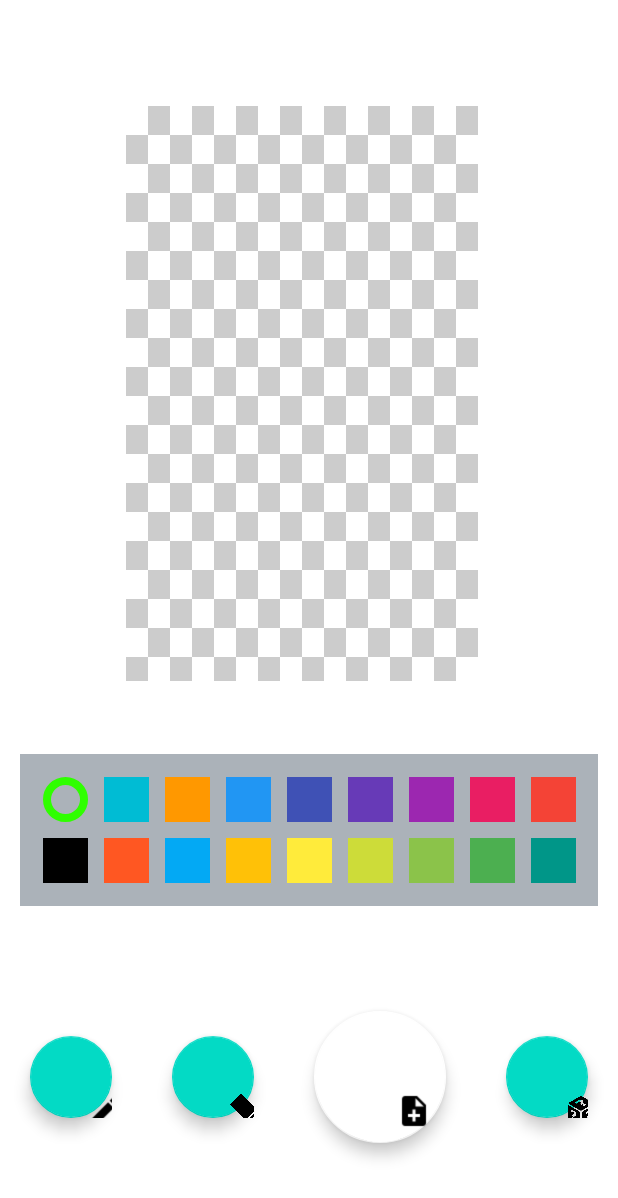
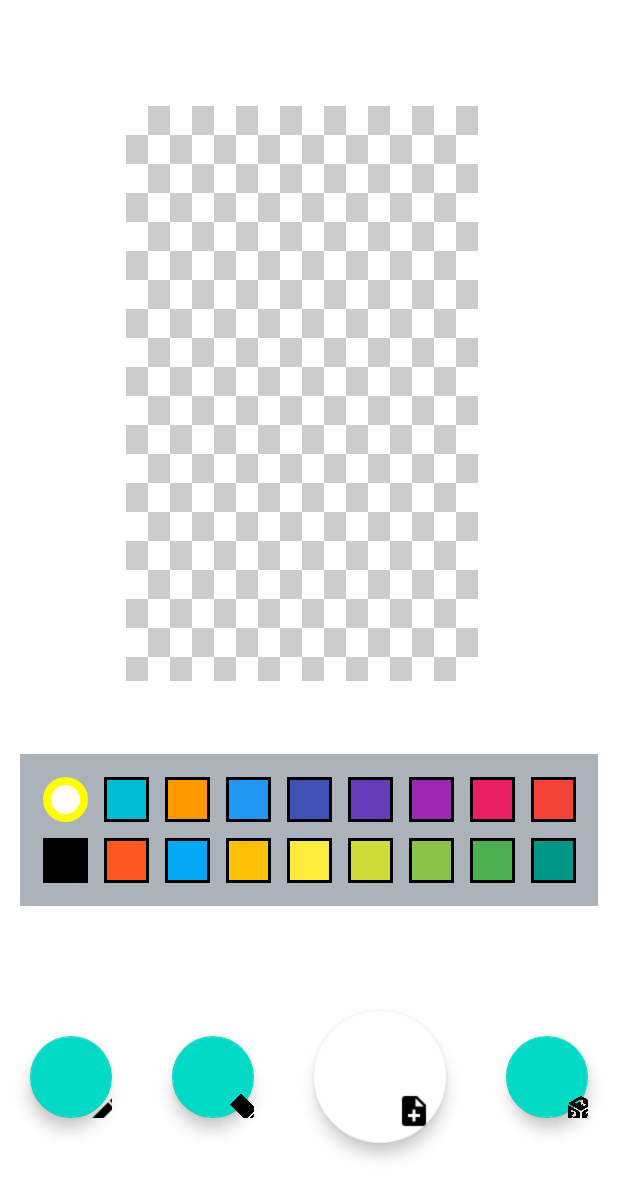
Before and after one commit to JaviVaca/PixelArt, an Android app: the screen it shows after launch (MainActivity), after a tap on an icon or button, on a phone screen of 412 x 824 dp. Shown: the top 1198 px of the screen. Run offline under Robolectric (Android 15) with nearby library versions, the light colour scheme and no system bars; 3 other taps on this screen came first.

```diff
--- a/app/src/main/java/com/example/pixelart/MainActivity.java
+++ b/app/src/main/java/com/example/pixelart/MainActivity.java
@@ -8,6 +8,7 @@ import android.graphics.Color;
 import android.graphics.PorterDuff;
 import android.graphics.drawable.ColorDrawable;
 import android.graphics.drawable.Drawable;
+import android.graphics.drawable.GradientDrawable;
 import android.os.Bundle;
 import android.os.Handler;
 import android.preference.PreferenceManager;
@@ -55,25 +56,6 @@ public class MainActivity extends AppCompatActivity {
         gridView.setPadding(100,50,100,50);
         paleta = findViewById(R.id.paleta);
 
-//        for(int i=0;i<paleta.getChildCount();i++) {
-//            if (paleta.getChildAt(i) instanceof LinearLayout) {
-//                LinearLayout ln = (LinearLayout) paleta.getChildAt(i);
-//                ln.setOnClickListener(new View.OnClickListener() {
-//                    @Override
-//                    public void onClick(View v) {
-//                        for(int z=0;z<paleta.getChildCount();z++) {
-//                            if (paleta.getChildAt(z) instanceof LinearLayout) {
-//                                LinearLayout ln = (LinearLayout) paleta.getChildAt(z);
-//                                ln.setBackgroundResource(0);
-//                            }
-//                        }
-//                        LinearLayout ln = (LinearLayout) v;
-//                        ln.setBackground(getDrawable(R.drawable.color_seleccionado));
-//                    }
-//                });
-//            }
-//        }
-
         gridView.setOnTouchListener((v, event) -> {
             arrayCuadrados.clear();
             arrayLimites.clear();
@@ -88,8 +70,6 @@ public class MainActivity extends AppCompatActivity {
 
                 int marginleftGridView=0;
                 int margintopGridView=0;
-//                    int marginleftGridView=outLocation[0];
-//                    int margintopGridView=outLocation[1];
 
                 float xHijo = lnHijo.getX();
                 float yHijo = lnHijo.getY();
@@ -143,11 +123,30 @@ public class MainActivity extends AppCompatActivity {
                     colorSeleccionado = ((ColorDrawable) colorSeleccionadoBck).getColor();
                 }
 
-                putPref(getString(R.string.colorSeleccionado), String.valueOf(colorSeleccionado), getApplicationContext());
-                String colorSeleccionadoShared = getPref(getApplicationContext().getString(R.string.colorSeleccionado), getApplicationContext());
-                Toast.makeText(getApplicationContext(), "valor seleccionado->"+colorSeleccionadoShared, Toast.LENGTH_SHORT).show();
                 int color=Color.TRANSPARENT;
+                String hexColor = null;
                 for(int z=0;z<paleta.getChildCount();z++) {
+                    GradientDrawable shape = new GradientDrawable();
+                    shape.setShape(GradientDrawable.RECTANGLE);
+
+                    LinearLayout lnC = (LinearLayout) paleta.getChildAt(z);
+                    Drawable background0 = lnC.getBackground();
+                    if (background0 instanceof ColorDrawable) {
+                        color = ((ColorDrawable) background0).getColor();
+
+                        ColorDrawable viewColor = (ColorDrawable) lnC.getBackground();
+                        int colorId = viewColor.getColor();
+                        hexColor = String.format("#%06X", (0xFFFFFF & colorId));
+                    }
+
+
+                    shape.setColor(Color.parseColor(hexColor));
+                    shape.setStroke(3, Color.BLACK);
+
+                    shape.setCornerRadius(5);
+                    shape.setCornerRadii(new float[] { 0, 0, 0, 0, 0, 0, 0, 0 });
+                    lnC.setBackgroundDrawable(shape);
+
                     if (paleta.getChildAt(z) instanceof LinearLayout) {
                         LinearLayout lns = (LinearLayout) paleta.getChildAt(z);
                         Drawable background = lns.getBackground();
@@ -156,13 +155,41 @@ public class MainActivity extends AppCompatActivity {
 
                             ColorDrawable viewColor = (ColorDrawable) lns.getBackground();
                             int colorId = viewColor.getColor();
-                            String hexColor = String.format("#%06X", (0xFFFFFF & colorId));
+                            hexColor = String.format("#%06X", (0xFFFFFF & colorId));
 
-                            lns.setBackgroundColor(Color.parseColor(hexColor));
+
+//                            if ( lns.getBackground().getConstantState().equals(getResources().getDrawable(R.drawable.color_seleccionado).getConstantState()))
+//                            {
+//
+//                                String colorSeleccionadoShared = getPref(getApplicationContext().getString(R.string.colorSeleccionado), getApplicationContext());
+//                                int colorIdPref = viewColor.getColor();
+//                                String prefColorS = String.format("#%06X", (0xFFFFFF & colorIdPref));
+//                                lns.setBackgroundColor(Color.parseColor(prefColorS));
+////                                GradientDrawable shape = new GradientDrawable();
+////                                shape.setShape(GradientDrawable.RECTANGLE);
+////                                shape.setColor(Integer.parseInt(prefColorS));
+////                                shape.setStroke(3, Color.YELLOW);
+////
+////                                shape.setCornerRadius(15);
+////                                shape.setCornerRadii(new float[] { 8, 8, 8, 8, 0, 0, 0, 0 });
+////                                ln.setBackgroundDrawable(shape);
+//                            }else{
+                                GradientDrawable shape3 = new GradientDrawable();
+                            shape3.setShape(GradientDrawable.RECTANGLE);
+                            shape3.setColor(Color.parseColor(getPref(getString(R.string.colorSeleccionado),ctx)));
+                            shape3.setStroke(0, Color.BLACK);
+
+                            shape3.setCornerRadius(0);
+                            shape3.setCornerRadii(new float[] { 0, 0, 0, 0, 0, 0, 0, 0 });
+                                lns.setBackgroundDrawable(shape3);
+                                lns.setBackgroundResource(0);
+                                lns.setBackgroundColor(Color.parseColor(hexColor));
+//                            }
 
                         }
                     }
                 }
+
                 LinearLayout ln = (LinearLayout) v;
                 Drawable background = ln.getBackground();
                 if (background instanceof ColorDrawable) {
@@ -171,7 +198,20 @@ public class MainActivity extends AppCompatActivity {
                     String rgbColor= String.format("#%06X", (0xFFFFFF & color));
                     ln.getBackground().setColorFilter(Color.rgb(40, 50, 60), PorterDuff.Mode.SRC_ATOP);
                 }
-                ln.setBackground(getDrawable(R.drawable.color_seleccionado));
+                GradientDrawable shape = new GradientDrawable();
+                shape.setShape(GradientDrawable.RECTANGLE);
+                shape.setColor(colorSeleccionado);
+                shape.setStroke(8, Color.YELLOW);
+
+                shape.setCornerRadius(25);
+//                shape.setCornerRadii(new float[] { 8, 8, 8, 8, 0, 0, 0, 0 });
+                ln.setBackgroundDrawable(shape);
+
+
+//                ln.setBackground(getDrawable(R.drawable.color_seleccionado));
+                putPref(getString(R.string.colorSeleccionado), String.valueOf(colorSeleccionado), getApplicationContext());
+                String colorSeleccionadoShared = getPref(getApplicationContext().getString(R.string.colorSeleccionado), getApplicationContext());
+                Toast.makeText(getApplicationContext(), "valor seleccionado->"+colorSeleccionadoShared, Toast.LENGTH_SHORT).show();
 
             });
         }
--- a/app/src/main/res/drawable/color_seleccionado.xml
+++ b/app/src/main/res/drawable/color_seleccionado.xml
@@ -6,6 +6,6 @@
     <corners android:radius="50dp" />
 
     <stroke
-        android:width="5dp"
+        android:width="1dp"
         android:color="#2FFF00" />
 </shape>
```
